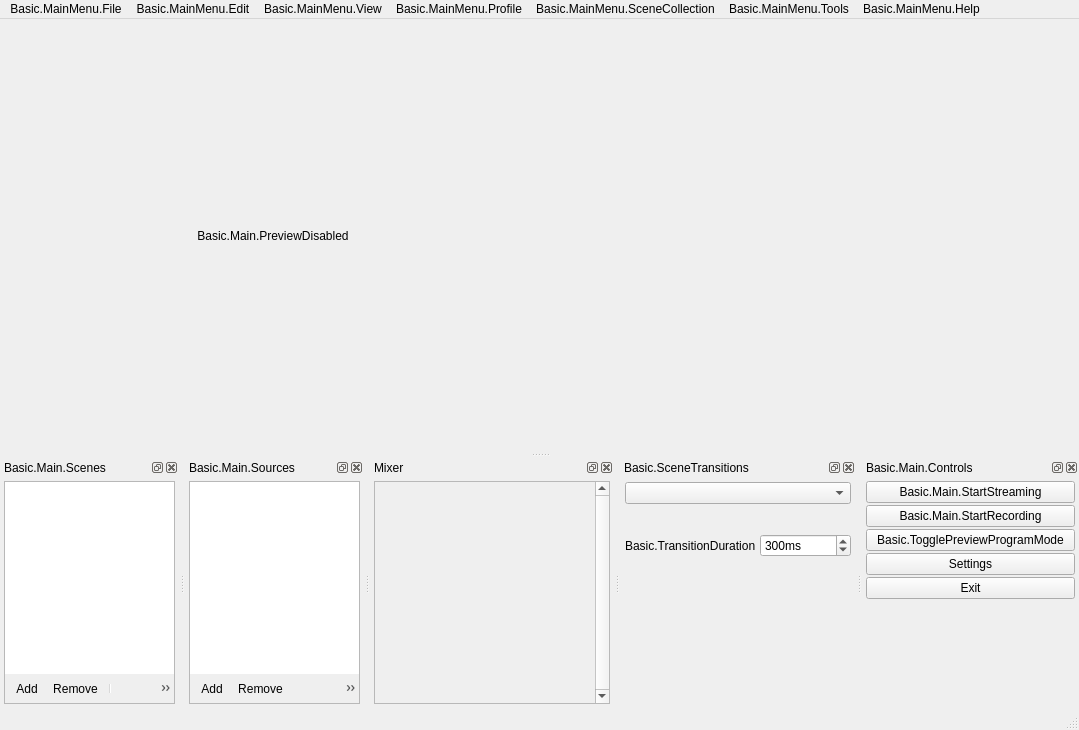
First picture: the form in UI/forms/OBSBasic.ui, repository gechangli/obs-studio, before the edit.
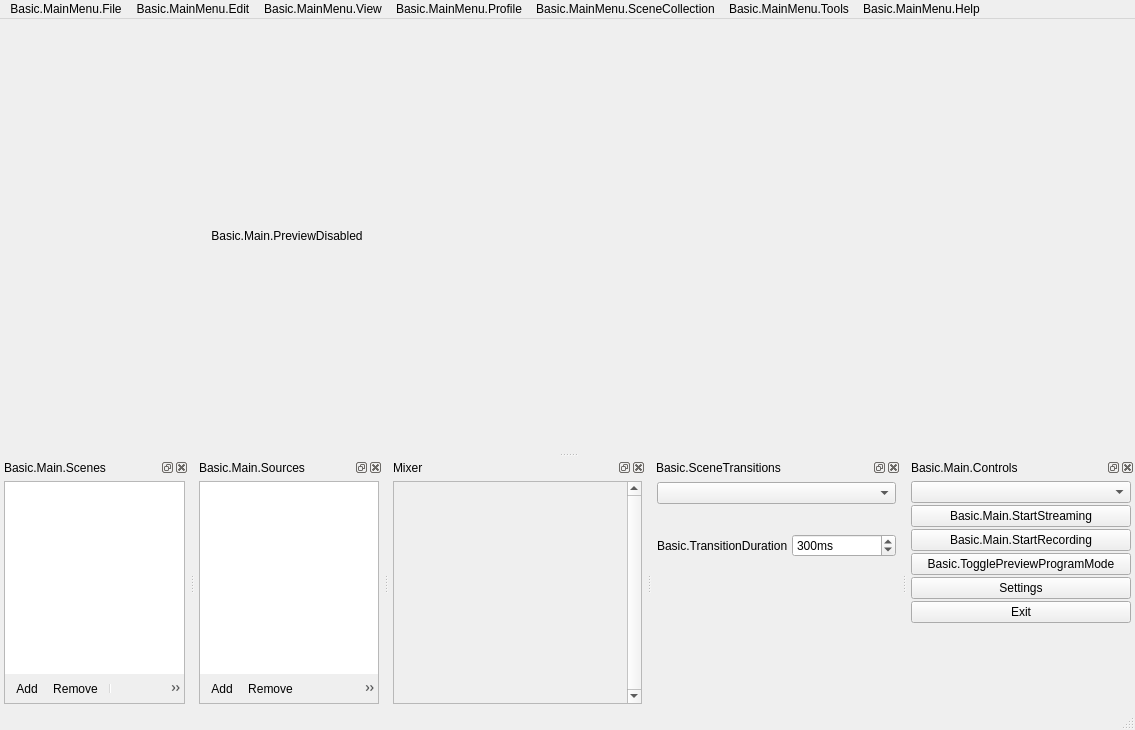
Second picture: the form after the edit. Icons and pictures are not drawn. Custom widgets are drawn as their Qt base class.

Commit message: add live platforms combo in main ui

The edit to the form file:
```diff
--- a/UI/forms/OBSBasic.ui
+++ b/UI/forms/OBSBasic.ui
@@ -7,7 +7,7 @@
    <rect>
     <x>0</x>
     <y>0</y>
-    <width>1079</width>
+    <width>1135</width>
     <height>730</height>
    </rect>
   </property>
@@ -102,8 +102,8 @@
     <rect>
      <x>0</x>
      <y>0</y>
-     <width>1079</width>
-     <height>21</height>
+     <width>1135</width>
+     <height>26</height>
     </rect>
    </property>
    <widget class="QMenu" name="menu_File">
@@ -936,6 +936,9 @@
      <property name="bottomMargin">
       <number>4</number>
      </property>
+     <item>
+      <widget class="QComboBox" name="livePlatforms"/>
+     </item>
      <item>
       <widget class="QPushButton" name="streamButton">
        <property name="enabled">
```
Left out of the diff: 2 changed lines with no effect on the pictures.
